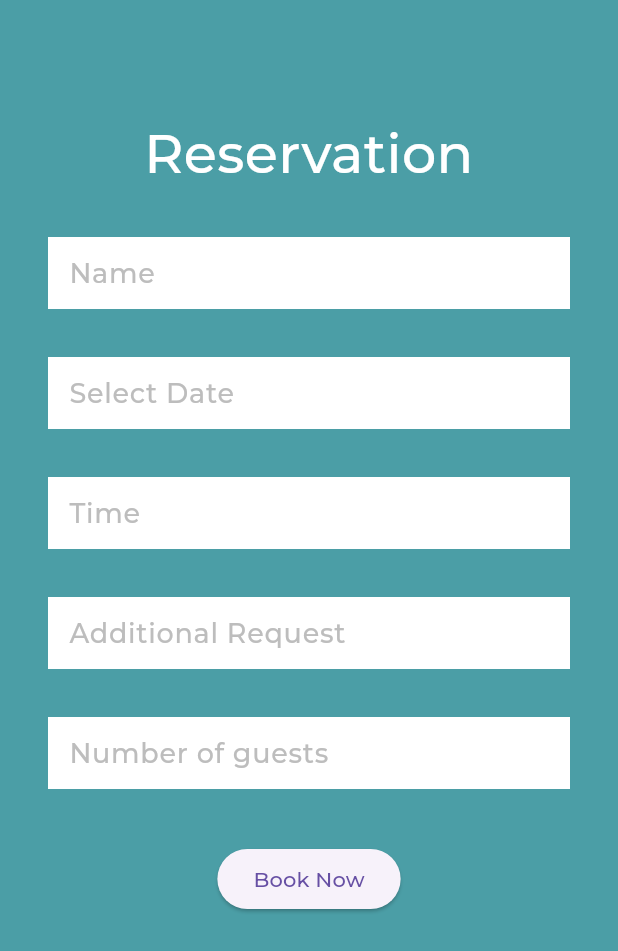
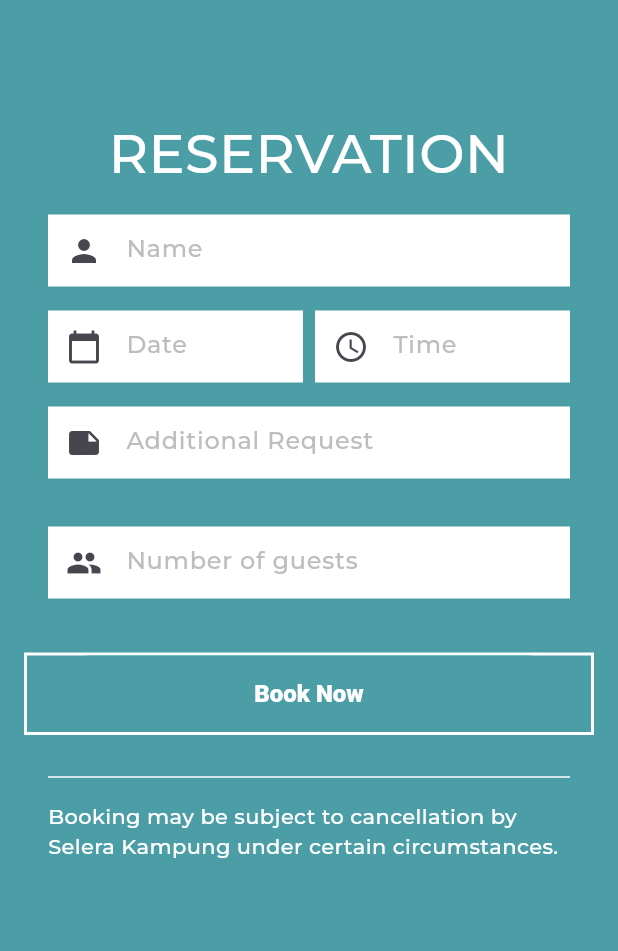
Before and after one commit to haziq-aziz/MUC-Project, a Flutter app: the ReservationPage screen opened directly, on a phone screen of 412 x 824 dp. Shown: the top 951 px of the screen. Run offline on Flutter 3.47's test engine with Material 3 defaults, Android fonts, the phone set to English and light mode, and no system bars; project files that could hold a hidden picture were left out.

Commit message:
Finished the Form data & Added inputdata.dart to store FormData to be use on other page

```diff
--- /dev/null
+++ b/lib/inputdata.dart
@@ -0,0 +1,9 @@
+import 'package:flutter/material.dart';
+
+class ReservationFormData {
+  String? name;
+  DateTime? selectedDate;
+  TimeOfDay? selectedTime;
+  String? additionalRequest;
+  String? numberOfGuests;
+}
--- a/lib/reservationpage.dart
+++ b/lib/reservationpage.dart
@@ -1,29 +1,35 @@
 import 'package:flutter/material.dart';
 import 'package:intl/intl.dart';
+import 'inputdata.dart';
+
+// Step 1: Create a Model Class
 
 class ReservationPage extends StatefulWidget {
-  const ReservationPage({Key? key}) : super(key: key);
+  const ReservationPage({super.key});
 
   @override
   _ReservationPageState createState() => _ReservationPageState();
 }
 
 class _ReservationPageState extends State<ReservationPage> {
-  DateTime? selectedDate; // Variable to store the selected date
+  // Step 2: Create an instance of the Model Class
+  ReservationFormData formData = ReservationFormData();
 
   @override
   Widget build(BuildContext context) {
     return Scaffold(
-      backgroundColor: Color(0xFF4B9EA6),
+      backgroundColor: const Color(0xFF4B9EA6),
       body: SafeArea(
         child: SingleChildScrollView(
-          padding: EdgeInsets.all(16.0),
-          child: Padding (padding: const EdgeInsets.only(top:60.0),
+          padding: const EdgeInsets.all(16.0),
+          child: Center(
+            child: Padding(
+              padding: const EdgeInsets.only(top: 60.0),
               child: Column(
                 mainAxisAlignment: MainAxisAlignment.center,
                 children: <Widget>[
                   const Text(
-                'Reservation',
+                    'RESERVATION',
                     textAlign: TextAlign.center,
                     style: TextStyle(
                       color: Colors.white,
@@ -31,112 +37,192 @@ class _ReservationPageState extends State<ReservationPage> {
                       fontWeight: FontWeight.w400,
                     ),
                   ),
-              const SizedBox(height: 15),
                   Padding(
                     padding: const EdgeInsets.all(16.0),
                     child: TextFormField(
-                  style: const TextStyle(color: Colors.grey, fontSize: 18),
+                      style: const TextStyle(fontSize: 16),
                       decoration: InputDecoration(
                         hintText: 'Name',
                         hintStyle: TextStyle(color: Colors.grey[400]),
                         filled: true,
                         fillColor: Colors.white,
                         border: InputBorder.none,
-                    contentPadding: EdgeInsets.all(10),
+                        contentPadding: const EdgeInsets.all(10),
+                        prefixIcon: const Icon(Icons.person),
                       ),
                       keyboardType: TextInputType.text,
+                      onChanged: (value) {
+                        // Step 3: Update Model with User Input
+                        formData.name = value;
+                      },
                     ),
                   ),
                   Padding(
-                padding: const EdgeInsets.all(16.0),
+                    padding: const EdgeInsets.symmetric(horizontal: 16.0),
+                    child: Row(
+                      children: [
+                        Expanded(
                           child: TextFormField(
                             readOnly: true,
-                  style: const TextStyle(color: Colors.grey, fontSize: 18),
+                            style: const TextStyle(fontSize: 16),
                             decoration: InputDecoration(
-                    hintText: selectedDate != null
-                        ? DateFormat('dd MMM yyyy').format(selectedDate!)
-                        : 'Select Date',
+                              hintText: formData.selectedDate != null
+                                  ? DateFormat('dd MM yyyy')
+                                      .format(formData.selectedDate!)
+                                  : 'Date',
                               hintStyle: TextStyle(
-                      color: selectedDate != null ? Colors.black : Colors.grey[400],
+                                color: formData.selectedDate != null
+                                    ? Colors.black
+                                    : Colors.grey[400],
                               ),
                               filled: true,
                               fillColor: Colors.white,
                               border: InputBorder.none,
-                    contentPadding: EdgeInsets.all(10),
+                              contentPadding: const EdgeInsets.all(10),
+                              prefixIcon: const Icon(Icons.calendar_today),
                             ),
                             onTap: () async {
                               // Show date picker
                               DateTime? pickedDate = await showDatePicker(
                                 context: context,
-                      initialDate: selectedDate ?? DateTime.now(),
+                                initialDate:
+                                    formData.selectedDate ?? DateTime.now(),
                                 firstDate: DateTime.now(),
-                      lastDate: DateTime.now().add(Duration(days: 365)),
+                                lastDate:
+                                    DateTime.now().add(Duration(days: 365)),
                               );
                               if (pickedDate != null) {
-                      // Update selected date
                                 setState(() {
-                        selectedDate = pickedDate;
+                                  // Update selected date in Model
+                                  formData.selectedDate = pickedDate;
                                 });
                               }
+                            },
+                          ),
+                        ),
+                        const SizedBox(width: 8),
+                        Expanded(
+                          child: TextFormField(
+                            readOnly: true,
+                            style: const TextStyle(
+                                color: Colors.grey, fontSize: 16),
+                            decoration: InputDecoration(
+                              hintText: formData.selectedTime != null
+                                  ? '${formData.selectedTime!.hour}:${formData.selectedTime!.minute}'
+                                  : 'Time',
+                              hintStyle: TextStyle(
+                                color: formData.selectedTime != null
+                                    ? Colors.black
+                                    : Colors.grey[400],
+                              ),
+                              filled: true,
+                              fillColor: Colors.white,
+                              border: InputBorder.none,
+                              contentPadding: const EdgeInsets.all(10),
+                              prefixIcon: const Icon(Icons.access_time),
+                            ),
+                            onTap: () async {
+                              // Show time picker
+                              TimeOfDay? pickedTime = await showTimePicker(
+                                context: context,
+                                initialTime: TimeOfDay.now(),
+                              );
+                              if (pickedTime != null) {
+                                setState(() {
+                                  // Update selected time in Model
+                                  formData.selectedTime = pickedTime;
+                                });
+                              }
+                            },
+                          ),
+                        ),
+                      ],
+                    ),
+                  ),
+                  Padding(
+                    padding: const EdgeInsets.all(16.0),
+                    child: TextField(
+                      maxLines: null,
+                      style: const TextStyle(fontSize: 16),
+                      decoration: InputDecoration(
+                        hintText: 'Additional Request',
+                        hintStyle: TextStyle(color: Colors.grey[400]),
+                        filled: true,
+                        fillColor: Colors.white,
+                        border: InputBorder.none,
+                        contentPadding: const EdgeInsets.all(10),
+                        prefixIcon: const Icon(Icons.note),
+                      ),
+                      keyboardType: TextInputType.multiline,
+                      onChanged: (value) {
+                        // Update additional request in Model
+                        formData.additionalRequest = value;
                       },
                     ),
                   ),
                   Padding(
                     padding: const EdgeInsets.all(16.0),
                     child: TextFormField(
-                  style: const TextStyle(color: Colors.grey, fontSize: 18),
-                  decoration: InputDecoration(
-                    hintText: 'Time',
-                    hintStyle: TextStyle(color: Colors.grey[400]),
-                    filled: true,
-                    fillColor: Colors.white,
-                    border: InputBorder.none,
-                    contentPadding: EdgeInsets.all(10),
-                  ),
-                  keyboardType: TextInputType.datetime,
-                  onTap: () async {
-                    // Show time picker
-                  },
-                ),
-              ),
-              Padding(
-                padding: const EdgeInsets.all(16.0),
-                child: TextFormField(
-                  style: const TextStyle(color: Colors.grey, fontSize: 18),
-                  decoration: InputDecoration(
-                    hintText: 'Additional Request',
-                    hintStyle: TextStyle(color: Colors.grey[400]),
-                    filled: true,
-                    fillColor: Colors.white,
-                    border: InputBorder.none,
-                    contentPadding: EdgeInsets.all(10),
-                  ),
-                  keyboardType: TextInputType.text,
-                ),
-              ),
-              Padding(
-                padding: const EdgeInsets.all(16.0),
-                child: TextFormField(
-                  style: const TextStyle(color: Colors.grey, fontSize: 18),
+                      style: const TextStyle(fontSize: 16),
                       decoration: InputDecoration(
                         hintText: 'Number of guests',
                         hintStyle: TextStyle(color: Colors.grey[400]),
                         filled: true,
                         fillColor: Colors.white,
                         border: InputBorder.none,
-                    contentPadding: EdgeInsets.all(10),
+                        contentPadding: const EdgeInsets.all(10),
+                        prefixIcon: const Icon(Icons.people),
                       ),
                       keyboardType: TextInputType.text,
+                      onChanged: (value) {
+                        // Update number of guests in Model
+                        formData.numberOfGuests = value;
+                      },
                     ),
                   ),
-              SizedBox(height: 20),
-              ElevatedButton(
+                  Container(
+                    width: double.infinity,
+                    padding: const EdgeInsets.symmetric(horizontal: 16.0),
+                    margin: const EdgeInsets.symmetric(vertical: 20.0),
+                    decoration: BoxDecoration(
+                      border: Border.all(color: Colors.white, width: 2.0),
+                    ),
+                    child: ElevatedButton(
                       onPressed: () {
-                  // Handle reservation logic
+                        // Handle reservation logic using formData
                       },
-                child: Text('Book Now'),
+                      style: ElevatedButton.styleFrom(
+                        backgroundColor: const Color(0xFF4B9EA6),
+                        elevation: 0,
+                        textStyle: const TextStyle(color: Colors.white),
+                      ),
+                      child: const Padding(
+                        padding: EdgeInsets.symmetric(vertical: 16.0),
+                        child: Text(
+                          'Book Now',
+                          style: TextStyle(
+                              color: Colors.white,
+                              fontSize: 16.0,
+                              fontWeight: FontWeight.w900),
+                        ),
+                      ),
+                    ),
+                  ),
+                  Container(
+                    padding: const EdgeInsets.symmetric(horizontal: 16.0),
+                    child: const Column(
+                      children: [
+                        Divider(color: Colors.white),
+                        SizedBox(height: 8),
+                        Text(
+                          'Booking may be subject to cancellation by Selera Kampung under certain circumstances.',
+                          style: TextStyle(color: Colors.white),
                         ),
                       ],
+                    ),
+                  ),
+                ],
+              ),
             ),
           ),
         ),
--- a/pubspec.yaml
+++ b/pubspec.yaml
@@ -31,6 +31,7 @@ dependencies:
   flutter:
     sdk: flutter
   intl: ^0.19.0
+  flutter_datetime_picker: ^1.5.1
 
 
   # The following adds the Cupertino Icons font to your application.
```
Also changed, not shown: pubspec.lock. Lines whose indentation alone changed are shown as unchanged.
